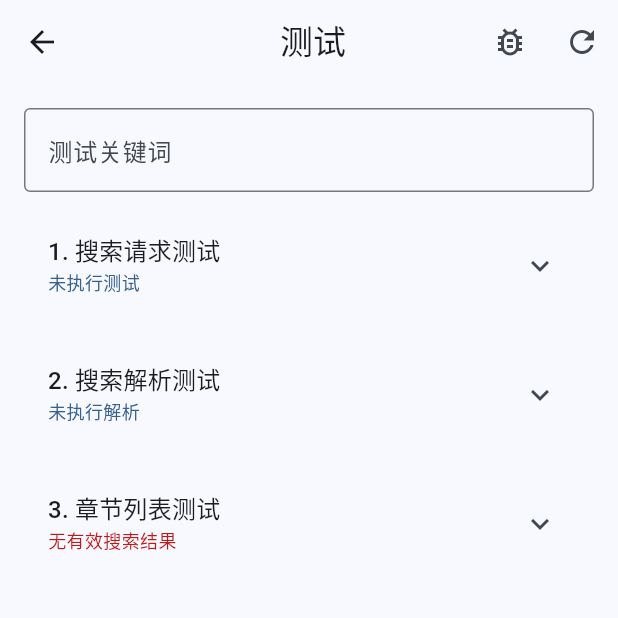
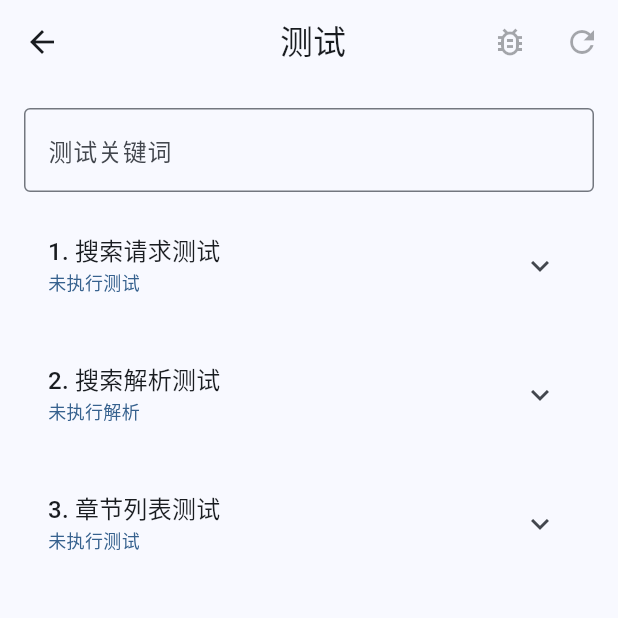
Before and after one commit to HongHae-in/rule_dev_tool, a Flutter app: the PluginTestPage screen opened directly with empty values, on a phone screen of 412 x 824 dp, the top half of it. Run offline on Flutter 3.47's test engine with Material 3 defaults, Android fonts, the phone set to English and light mode, and no system bars; our stand-ins replace dio, flutter_modular, shared_preferences; missing offline and left inert: card_settings_ui, xpath_selector_html_parser; accounts and stored records are empty.

Commit message:
优化插件测试页错误提示和交互体验

```diff
--- a/lib/pages/plugin_editor/plugin_test_page.dart
+++ b/lib/pages/plugin_editor/plugin_test_page.dart
@@ -60,8 +60,9 @@ class _PluginTestPageState extends State<PluginTestPage> {
   void initState() {
     super.initState();
     plugin = Modular.args.data as Plugin;
-    testKeywordController.addListener(
-        () => errorMsg.isNotEmpty ? setState(() => errorMsg = "") : null);
+    testKeywordController.addListener(() {
+      setState(() {});
+    });
   }
 
   @override
@@ -137,10 +138,48 @@ class _PluginTestPageState extends State<PluginTestPage> {
         }
       }
     } catch (e) {
-      errorMsg = e.toString();
+      errorMsg = _formatError(e);
     } finally {
       if (mounted) setState(() => isTesting = false);
     }
+  }
+
+  String _formatError(dynamic error) {
+    if (error is DioException) {
+      switch (error.type) {
+        case DioExceptionType.connectionTimeout:
+          return '连接超时：服务器响应时间过长，请检查网络连接或稍后重试';
+        case DioExceptionType.sendTimeout:
+          return '发送超时：请求数据发送超时，请检查网络连接';
+        case DioExceptionType.receiveTimeout:
+          return '接收超时：服务器响应超时，请稍后重试';
+        case DioExceptionType.badResponse:
+          return '服务器错误：HTTP ${error.response?.statusCode} - ${error.response?.statusMessage ?? '未知错误'}';
+        case DioExceptionType.cancel:
+          return '请求已取消';
+        case DioExceptionType.connectionError:
+          return '连接错误：无法连接到服务器，请检查URL是否正确或网络连接';
+        case DioExceptionType.badCertificate:
+          return '证书错误：SSL证书验证失败';
+        case DioExceptionType.unknown:
+          return '未知错误：${error.message}';
+      }
+    }
+    if (error is CaptchaRequiredException) {
+      return '验证码要求：该网站需要验证码验证，无法自动完成测试';
+    }
+    if (error is NoResultException) {
+      return '无搜索结果：未找到匹配的搜索结果，请检查XPath配置是否正确';
+    }
+    if (error is SearchErrorException) {
+      return '搜索错误：${error.toString()}';
+    }
+    // 对于其他错误，显示简化的错误信息
+    final errorStr = error.toString();
+    if (errorStr.length > 200) {
+      return '错误：${errorStr.substring(0, 200)}...';
+    }
+    return '错误：$errorStr';
   }
 
   @override
@@ -154,12 +193,12 @@ class _PluginTestPageState extends State<PluginTestPage> {
           title: Text('${plugin.name} 测试'),
           actions: [
             IconButton(
-              onPressed: isTesting ? null : startTest,
+              onPressed: (isTesting || testKeywordController.text.trim().isEmpty) ? null : startTest,
               icon: const Icon(Icons.bug_report_outlined),
               tooltip: '开始测试',
             ),
             IconButton(
-              onPressed: resetState,
+              onPressed: (isTesting || testKeywordController.text.trim().isEmpty) ? null : resetState,
               icon: const Icon(Icons.refresh),
               tooltip: '重置',
             ),
@@ -248,35 +287,82 @@ class _PluginTestPageState extends State<PluginTestPage> {
   Widget _buildErrorWidget(ThemeData theme) => errorMsg.isEmpty || isTesting
       ? const SizedBox.shrink()
       : Container(
-          padding: const EdgeInsets.all(12.0),
+          padding: const EdgeInsets.all(16.0),
           decoration: BoxDecoration(
             color: theme.colorScheme.errorContainer,
             border: Border.all(color: theme.getCoreColor(CoreColorType.error)),
+            borderRadius: BorderRadius.circular(12),
+          ),
+          child: Column(crossAxisAlignment: CrossAxisAlignment.start, children: [
+            Row(children: [
+              Container(
+                padding: const EdgeInsets.all(8),
+                decoration: BoxDecoration(
+                  color: theme.getCoreColor(CoreColorType.error).withValues(alpha: 0.1),
                   borderRadius: BorderRadius.circular(8),
                 ),
-          child: Row(crossAxisAlignment: CrossAxisAlignment.start, children: [
-            Icon(Icons.error_outline,
-                color: theme.getCoreColor(CoreColorType.error), size: 20),
-            _h8,
+                child: Icon(
+                  Icons.error_outline,
+                  color: theme.getCoreColor(CoreColorType.error),
+                  size: 24,
+                ),
+              ),
+              const SizedBox(width: 12),
               Expanded(
-              child: Column(
+                child: Text(
+                  '测试失败',
+                  style: theme.textTheme.titleMedium?.copyWith(
+                    color: theme.colorScheme.onErrorContainer,
+                    fontWeight: FontWeight.w600,
+                  ),
+                ),
+              ),
+            ]),
+            const SizedBox(height: 12),
+            Container(
+              padding: const EdgeInsets.all(12),
+              decoration: BoxDecoration(
+                color: theme.colorScheme.surface.withValues(alpha: 0.5),
+                borderRadius: BorderRadius.circular(8),
+              ),
+              child: Row(
                 crossAxisAlignment: CrossAxisAlignment.start,
                 children: [
-                    Text(errorMsg,
+                  Icon(
+                    Icons.info_outline,
+                    size: 20,
+                    color: theme.colorScheme.onErrorContainer.withValues(alpha: 0.7),
+                  ),
+                  const SizedBox(width: 8),
+                  Expanded(
+                    child: Text(
+                      errorMsg,
                       style: theme.textTheme.bodyMedium?.copyWith(
-                            color: theme.colorScheme.onErrorContainer)),
-                    _h8,
-                    TextButton(
+                        color: theme.colorScheme.onErrorContainer,
+                        height: 1.5,
+                      ),
+                    ),
+                  ),
+                ],
+              ),
+            ),
+            const SizedBox(height: 12),
+            Row(
+              mainAxisAlignment: MainAxisAlignment.end,
+              children: [
+                TextButton.icon(
                       onPressed: startTest,
+                      icon: const Icon(Icons.refresh, size: 18),
+                      label: const Text('重试测试'),
                       style: TextButton.styleFrom(
+                        foregroundColor: theme.colorScheme.onErrorContainer,
                         backgroundColor:
                               theme.getCoreColor(CoreColorType.error)
-                                  .withValues(alpha: 0.1)),
-                      child: Text('重试测试',
-                          style: TextStyle(
-                              color: theme.colorScheme.onErrorContainer)),
+                                .withValues(alpha: 0.1),
+                        padding: const EdgeInsets.symmetric(horizontal: 16, vertical: 8),
                       ),
-                  ]),
+                    ),
+              ],
             ),
           ]),
         );
@@ -435,6 +521,7 @@ class _PluginTestPageState extends State<PluginTestPage> {
 
   String _getChapterSubtitle() {
     if (isTesting) return '获取中...';
+    if (!_hasSearchHtml) return '未执行测试';
     if (!_hasSearchData) return '无有效搜索结果';
     if (!_needChapterParse) return '无需解析章节';
     if (chapters == null) return '未获取章节数据';
```
Lines whose indentation alone changed are shown as unchanged.
